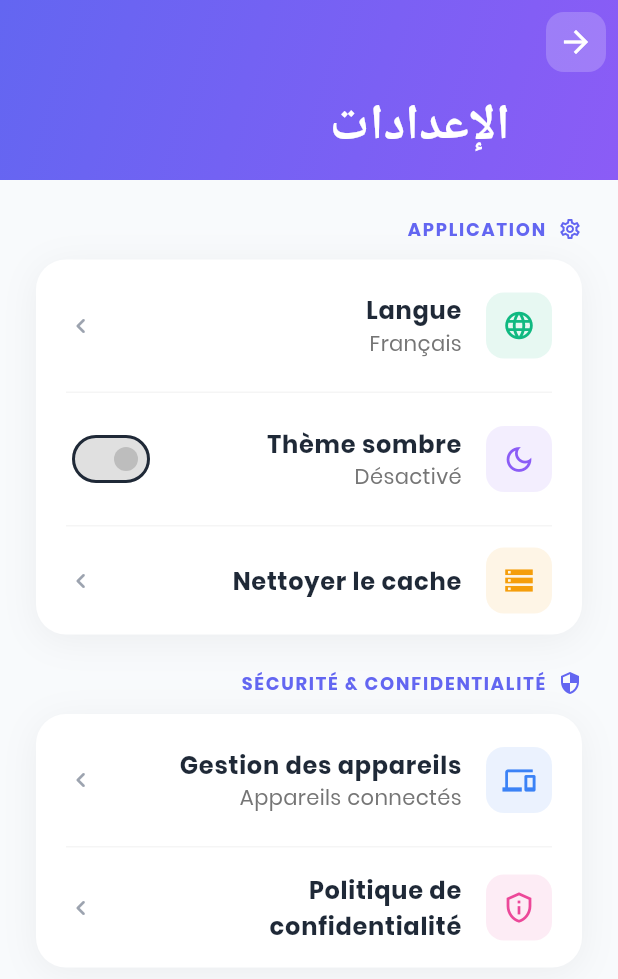
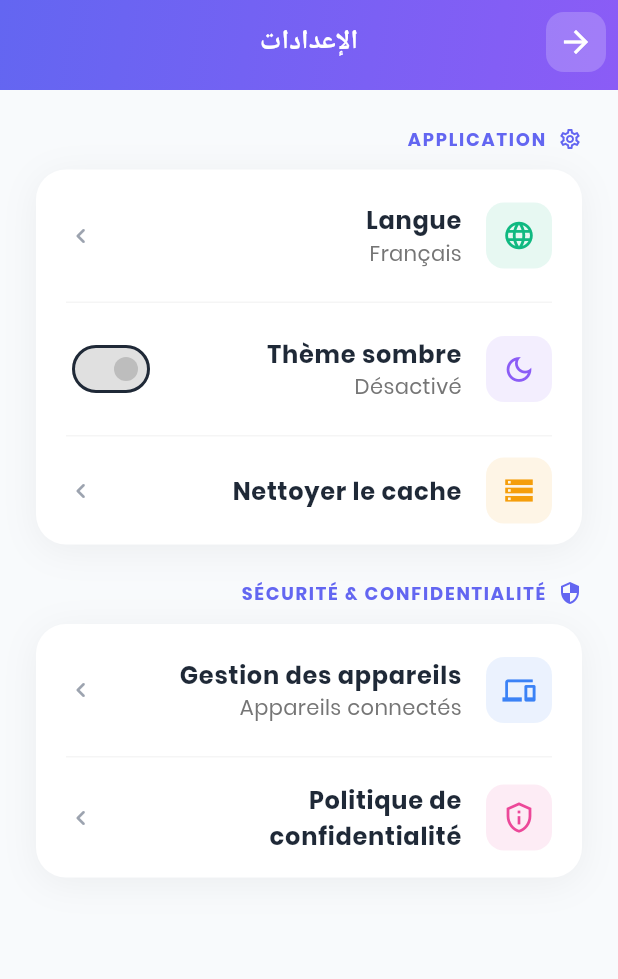
Before and after one commit to najatmerabet/Mukhliss, a Flutter app: the SettingsScreen screen opened by its route, on a phone screen of 412 x 824 dp. Shown: the top 979 px of the screen. Run offline on Flutter 3.47's test engine with Material 3 defaults, Android fonts, the phone set to English and light mode, and no system bars; our stand-ins replace device_info_plus, flutter_dotenv, flutter_riverpod, google_sign_in, package_info_plus, qr_flutter and 2 more; missing offline and left inert: flutter_facebook_auth, postgrest; accounts and stored records are empty; generated files the repository leaves out were written again.

Commit message:
dark-light

```diff
--- a/lib/l10n/app_ar.arb
+++ b/lib/l10n/app_ar.arb
@@ -64,5 +64,7 @@
   "entrzpassword": "يرجى إدخال كلمة المرور",
   "entrzemail": "يجب أن تحتوي كلمة المرور على 6 أحرف على الأقل",
   "parametre": "الإعدادات",
-  "compte": "COMPTE"
+  "compte": "حساب ",
+   "offre":"عروضي",
+   "localisation":"الموقع الجغرافي"
 }
--- a/lib/l10n/app_en.arb
+++ b/lib/l10n/app_en.arb
@@ -66,5 +66,7 @@
   "entrzpassword": "Please enter your password",
   "entrzemail": "Password must contain at least 6 characters",
   "parametre": "Settings",
-  "compte": "COMPTE"
+  "compte": "COMPTE",
+   "offre":"My Offers",
+      "localisation":"Location"
 }
--- a/lib/l10n/app_fr.arb
+++ b/lib/l10n/app_fr.arb
@@ -66,5 +66,7 @@
   "entrzpassword": "Veuillez entrer votre mot de passe",
   "entrzemail": "Le mot de passe doit contenir au moins 6 caractères",
   "parametre": "Paramètres",
-  "compte": "COMPTE"
+  "compte": "COMPTE",
+  "offre":"Mes Offres",
+    "localisation":"Locallisation "
 }
--- a/lib/screen/auth/Otp_Verification_page.dart
+++ b/lib/screen/auth/Otp_Verification_page.dart
@@ -8,7 +8,7 @@
 import 'package:mukhliss/routes/app_router.dart';
 import 'package:mukhliss/utils/error_handler.dart';
 import 'package:mukhliss/utils/snackbar_helper.dart';
-import 'package:supabase_flutter/supabase_flutter.dart';
+
 import 'package:flutter_gen/gen_l10n/app_localizations.dart';
 enum OtpVerificationType { signup, passwordReset }
 
--- a/lib/screen/client/profile/settings_screen.dart
+++ b/lib/screen/client/profile/settings_screen.dart
@@ -3,10 +3,14 @@
 import 'package:flutter_riverpod/flutter_riverpod.dart';
 import 'package:mukhliss/providers/auth_provider.dart';
 import 'package:mukhliss/screen/client/profile/devices_screen.dart';
-import 'package:mukhliss/screen/layout/main_navigation_screen.dart';
+import 'package:mukhliss/theme/app_theme.dart';
+// import 'package:mukhliss/screen/layout/main_navigation_screen.dart';
 import 'package:mukhliss/utils/snackbar_helper.dart';
 import 'package:mukhliss/providers/langue_provider.dart';
 import 'package:flutter_gen/gen_l10n/app_localizations.dart';
+import 'package:mukhliss/providers/theme_provider.dart';
+
+import 'package:mukhliss/widgets/Appbar/app_bar_types.dart';
 class SettingsScreen extends ConsumerStatefulWidget {
   const SettingsScreen({Key? key}) : super(key: key);
 
@@ -16,7 +20,7 @@
 
 class _SettingsScreenState extends ConsumerState<SettingsScreen> with TickerProviderStateMixin {
   bool _isLoading = false;
-  bool _isDarkMode = false;
+
   late AnimationController _animationController;
   late Animation<double> _fadeAnimation;
 
@@ -99,58 +103,16 @@
 
   @override
   Widget build(BuildContext context) {
-      final l10n = AppLocalizations.of(context);
+      final themeMode = ref.watch(themeProvider);
+    final l10n = AppLocalizations.of(context);
+   final isDarkMode = themeMode == AppThemeMode.light;
+
     return Scaffold(
       backgroundColor: const Color(0xFFF8FAFC),
       body: CustomScrollView(
         slivers: [
           // Modern SliverAppBar
-          SliverAppBar(
-            expandedHeight: 120,
-            floating: false,
-            pinned: true,
-            backgroundColor: const Color(0xFF6366F1),
-            elevation: 0,
-            leading: Container(
-              margin: const EdgeInsets.all(8),
-              decoration: BoxDecoration(
-                color: Colors.white.withOpacity(0.2),
-                borderRadius: BorderRadius.circular(12),
-              ),
-              child: IconButton(
-                icon: const Icon(Icons.arrow_back, color: Colors.white),
-                onPressed: () => Navigator.of(context).pop(),
-              ),
-            ),
-            flexibleSpace: FlexibleSpaceBar(
-              title:  Text(
-                l10n?.parametre ??
-               'Paramètres',
-                style: TextStyle(
-                  color: Colors.white,
-                  fontWeight: FontWeight.bold,
-                ),
-              ),
-              background: Container(
-                decoration: const BoxDecoration(
-                  gradient: LinearGradient(
-                    begin: Alignment.topLeft,
-                    end: Alignment.bottomRight,
-                    colors: [
-                      Color(0xFF6366F1),
-                      Color(0xFF8B5CF6),
-                    ],
-                  ),
-                ),
-              ),
-            ),
-            shape: const RoundedRectangleBorder(
-              borderRadius: BorderRadius.vertical(
-                bottom: Radius.circular(32),
-              ),
-            ),
-          ),
-
+         AppBarTypes.ParametreAppBar(context),
           // Content
           SliverToBoxAdapter(
             child: FadeTransition(
@@ -178,11 +140,11 @@
                         _buildModernSettingTile(
                           icon: Icons.dark_mode_outlined,
                           title: 'Thème sombre',
-                          subtitle: _isDarkMode ? 'Activé' : 'Désactivé',
+                          subtitle: isDarkMode ? 'Activé' : 'Désactivé',
                           trailing: Switch.adaptive(
-                            value: _isDarkMode,
+                            value: isDarkMode,
                             onChanged: (value) {
-                              setState(() => _isDarkMode = value);
+                            ref.read(themeProvider.notifier).toggleTheme();
                             },
                             activeColor: const Color(0xFF6366F1),
                           ),
@@ -528,7 +490,8 @@
  void _showLanguageDialog(BuildContext context) {
   final currentLanguage = ref.read(languageProvider.notifier).currentLanguageOption;
   final localizations = AppLocalizations.of(context)!;
-
+final themeMode = ref.read(themeProvider);
+  final isDarkMode = themeMode == AppThemeMode.light;
   showModalBottomSheet(
     context: context,
     backgroundColor: Colors.transparent,
@@ -539,7 +502,7 @@
         maxHeight: MediaQuery.of(context).size.height * 0.75,
       ),
       decoration: BoxDecoration(
-        color: Theme.of(context).cardColor,
+        color:isDarkMode ? AppColors.darkPrimary :AppColors. surface,
         borderRadius: const BorderRadius.vertical(top: Radius.circular(28)),
         boxShadow: [
           BoxShadow(
--- a/lib/theme/app_theme.dart
+++ b/lib/theme/app_theme.dart
@@ -26,14 +26,20 @@
   static const Color lightBackground = Color(0xFFF8FAFC);
   static const Color lightTextPrimary = Color(0xFF1F2937);
   static const Color lightTextSecondary = Color(0xFF6B7280);
+   static const Color lightWhite = Colors.white;
+static const Color lightGrey50 = Color(0xFFFAFAFA);
+  static const Color lightPurpleDark = Color.fromARGB(255, 105, 96, 231);
+
 
   // Dark Theme Colors
-  static const Color darkPrimary = Color(0xFF5A4BD9);       // Version sombre de 0xFF765EFF
-  static const Color darkSecondary = Color(0xFF9D8AFF);     // Version sombre de 0xFFC4BAFF
-  static const Color darkSurface = Color(0xFF1F2937);
-  static const Color darkBackground = Color(0xFF111827);
+  static const Color darkPrimary = Color.fromARGB(255, 13, 13, 14);       // Version sombre de 0xFF765EFF
+  static const Color darkSecondary = Color.fromARGB(255, 0, 0, 0);     // Version sombre de 0xFFC4BAFF
+  static const Color darkSurface = Colors.black;  static const Color darkBackground = Color(0xFF111827);
   static const Color darkTextPrimary = Color(0xFFF9FAFB);
   static const Color darkTextSecondary = Color(0xFFD1D5DB);
+  static const Color darkWhite = Color.fromARGB(255, 247, 250, 252); // Gris très clair pour dark
+  static const Color darkGrey50 = Color.fromARGB(255, 191, 194, 196); // Gris plus foncé pour dark
+  static const Color darkPurpleDark = Color.fromARGB(255, 19, 15, 78);
 
     // Gradients
   static const List<Color> lightGradient = [
@@ -42,8 +48,8 @@
   ];
 
   static const List<Color> darkGradient = [
-    Color(0xFF5A4BD9),
-    Color(0xFF9D8AFF),
+    Color.fromARGB(255, 63, 45, 221),
+    Color.fromARGB(255, 141, 120, 248),
   ];
    // Thème clair
   static ThemeData lightTheme = ThemeData(
--- /dev/null
+++ b/lib/widgets/Appbar/app_bar_types.dart
@@ -0,0 +1,111 @@
+// lib/widgets/common/app_bar_types.dart
+import 'package:flutter/material.dart';
+import 'package:flutter_gen/gen_l10n/app_localizations.dart';
+import 'package:mukhliss/widgets/Appbar/custom_sliver_app_bar.dart';
+
+class AppBarTypes {
+  // AppBar pour les offres
+  static CustomSliverAppBar offersAppBar(BuildContext context, {List<Widget>? actions}) {
+    final l10n = AppLocalizations.of(context);
+    return CustomSliverAppBar(
+      title:l10n?.offre ?? 'Mes Offres',
+      actions: actions,
+    );
+  }
+
+  // AppBar pour l'identification/QR Code
+  static CustomSliverAppBar identificationAppBar(BuildContext context) {
+    final l10n = AppLocalizations.of(context);
+    return CustomSliverAppBar(
+      title: l10n?.identificationTitleqrcode ?? 'Mon Identification',
+
+    );
+  }
+
+  static CustomSliverAppBar ParametreAppBar(BuildContext context) {
+    final l10n = AppLocalizations.of(context);
+    return CustomSliverAppBar(
+      title: l10n?.parametre ?? 'Paramètres',
+      useFlexibleSpace: true,
+        showDefaultLeading: true, //
+    );
+  }
+
+
+  // AppBar pour les magasins
+  static CustomSliverAppBar localisationAppBar(BuildContext context, {List<Widget>? actions}) {
+    final l10n = AppLocalizations.of(context);
+    return CustomSliverAppBar(
+      title: l10n?.localisation ?? 'Localisation',
+      actions: actions,
+    );
+  }
+
+  // AppBar pour le profil
+  static CustomSliverAppBar profileAppBar(BuildContext context, {List<Widget>? actions}) {
+    final l10n = AppLocalizations.of(context);
+    return CustomSliverAppBar(
+      title: l10n?.identificationTitleprofile ?? 'Mon Profil',
+      actions: actions,
+    );
+  }
+
+  // AppBar générique avec titre personnalisé
+  static CustomSliverAppBar customAppBar(
+    String title, {
+    double? expandedHeight,
+    List<Widget>? actions,
+    bool automaticallyImplyLeading = false,
+    Widget? leading,
+  }) {
+    return CustomSliverAppBar(
+      title: title,
+      expandedHeight: expandedHeight,
+      actions: actions,
+      automaticallyImplyLeading: automaticallyImplyLeading,
+      leading: leading,
+    );
+  }
+
+  // AppBar avec bouton de retour
+  static CustomSliverAppBar backAppBar(
+    String title, {
+    VoidCallback? onBackPressed,
+    List<Widget>? actions,
+  }) {
+    return CustomSliverAppBar(
+      title: title,
+      automaticallyImplyLeading: true,
+      actions: actions,
+      leading: onBackPressed != null
+          ? IconButton(
+              icon: const Icon(Icons.arrow_back, color: Colors.white),
+              onPressed: onBackPressed,
+            )
+          : null,
+    );
+  }
+ static CustomSliverAppBar parametreAppBar(BuildContext context) {
+    final l10n = AppLocalizations.of(context);
+    return CustomSliverAppBar(
+      title: l10n?.identificationTitleqrcode ?? 'Paramètres',
+      useFlexibleSpace: true,
+      // Ajoutez flexibleSpaceContent si nécessaire
+    );
+  }
+
+  // AppBar avec hauteur étendue (pour les détails)
+  static CustomSliverAppBarAdvanced expandedAppBar(
+    String title, {
+    Widget? flexibleContent,
+    double expandedHeight = 200,
+    List<Widget>? actions,
+  }) {
+    return CustomSliverAppBarAdvanced(
+      title: title,
+      expandedHeight: expandedHeight,
+      flexibleSpaceContent: flexibleContent,
+      actions: actions,
+    );
+  }
+}
```
Also changed, not shown: lib/screen/auth/Login_page.dart (+16 -9 lines), lib/screen/auth/signup_page.dart (+8 -8 lines), lib/screen/client/location.dart (+2 -39 lines), lib/screen/client/offres.dart (+2 -24 lines), lib/screen/client/profile_new.dart (+2 -26 lines), lib/screen/client/qr_code_screen.dart (+10 -31 lines), lib/screen/slash_screen.dart (+3 -5 lines), lib/widgets/Appbar/custom_sliver_app_bar.dart (added, +187 -0 lines).
